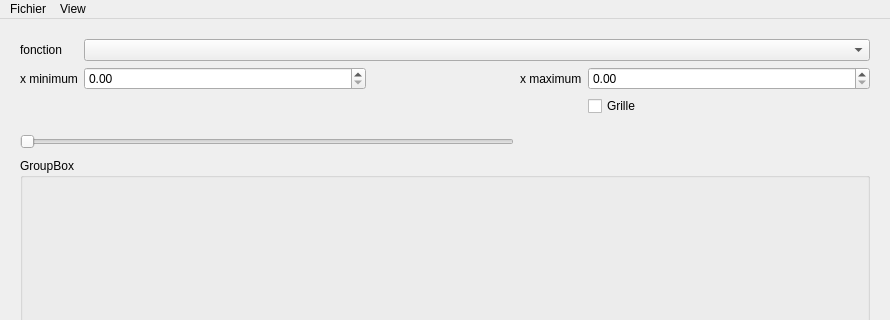
MadoxT-M/TP2_MadoxTinocoMunoz, file ui/FonctionMainWindow.ui: the form before one commit; both pictures show x 0 to 890 and y 0 to 320 of the 890 by 666 pixel window.
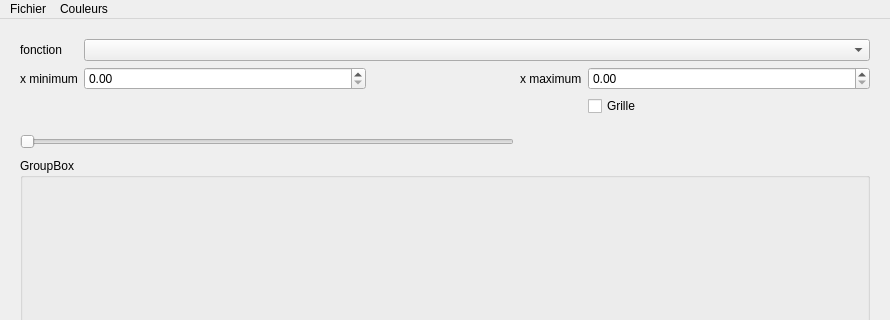
The form after the commit.

Commit message: Ajout des QCouleurs

```diff
--- a/ui/FonctionMainWindow.ui
+++ b/ui/FonctionMainWindow.ui
@@ -169,14 +169,14 @@
      <string>Fichier</string>
     </property>
    </widget>
-   <widget class="QMenu" name="menuView">
+   <widget class="QMenu" name="menuCouleurs">
     <property name="title">
-     <string>View</string>
+     <string>Couleurs</string>
     </property>
     <addaction name="separator"/>
    </widget>
    <addaction name="menuFichier"/>
-   <addaction name="menuView"/>
+   <addaction name="menuCouleurs"/>
   </widget>
   <widget class="QStatusBar" name="statusbar"/>
  </widget>
```
The commit also changes 3 other files.
